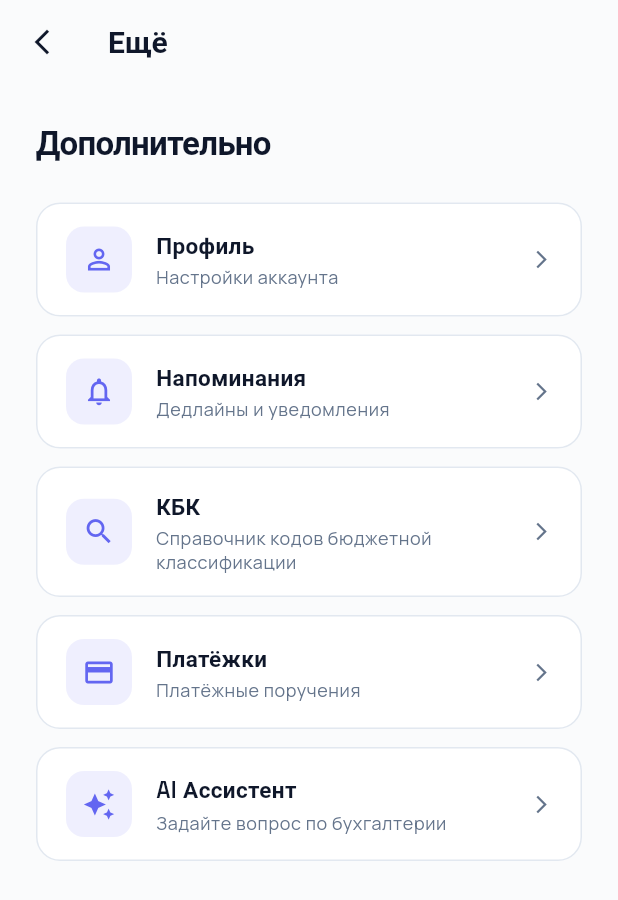
After one commit to Khyy18/Khy18, a Flutter app: the MoreScreen screen opened by its route, on a phone screen of 412 x 824 dp. The commit adds this screen. Shown: the top 900 px of the screen. Run offline on Flutter 3.47's test engine with Material 3 defaults, Android fonts, the phone set to English and light mode, and no system bars; drawn by our look-alikes of flutter_animate; our stand-ins replace connectivity_plus, firebase_core, firebase_messaging, flutter_riverpod, flutter_secure_storage, go_router and 3 more; accounts and stored records are empty; network calls fail.

Commit message:
fix: navigation bugs - add hub screens for tabs, fix route mapping, ensure salary buttons visible

```diff
--- a/mobile_app/lib/main.dart
+++ b/mobile_app/lib/main.dart
@@ -13,6 +13,9 @@ import 'theme/page_transitions.dart';
 
 import 'screens/login_screen.dart';
 import 'screens/dashboard_screen.dart';
+import 'screens/calculations_screen.dart';
+import 'screens/data_screen.dart';
+import 'screens/more_screen.dart';
 import 'screens/salary_screen.dart';
 import 'screens/vacation_screen.dart';
 import 'screens/sick_screen.dart';
@@ -68,6 +71,42 @@ class KindergartenApp extends ConsumerWidget {
         GoRoute(
           path: '/',
           builder: (context, state) => const DashboardScreen(),
+        ),
+        GoRoute(
+          path: '/calculations',
+          pageBuilder: (context, state) => CustomTransitionPage(
+            child: const CalculationsScreen(),
+            transitionDuration: const Duration(milliseconds: 300),
+            transitionsBuilder:
+                (context, animation, secondaryAnimation, child) {
+              return SlideAndFadeTransition(
+                  animation: animation, child: child);
+            },
+          ),
+        ),
+        GoRoute(
+          path: '/data',
+          pageBuilder: (context, state) => CustomTransitionPage(
+            child: const DataScreen(),
+            transitionDuration: const Duration(milliseconds: 300),
+            transitionsBuilder:
+                (context, animation, secondaryAnimation, child) {
+              return SlideAndFadeTransition(
+                  animation: animation, child: child);
+            },
+          ),
+        ),
+        GoRoute(
+          path: '/more',
+          pageBuilder: (context, state) => CustomTransitionPage(
+            child: const MoreScreen(),
+            transitionDuration: const Duration(milliseconds: 300),
+            transitionsBuilder:
+                (context, animation, secondaryAnimation, child) {
+              return SlideAndFadeTransition(
+                  animation: animation, child: child);
+            },
+          ),
         ),
         GoRoute(
           path: '/salary',
--- a/mobile_app/lib/screens/dashboard_screen.dart
+++ b/mobile_app/lib/screens/dashboard_screen.dart
@@ -197,13 +197,13 @@ class _DashboardScreenState extends ConsumerState<DashboardScreen> {
                   case 0:
                     break; // Already on dashboard
                   case 1:
-                    context.go('/salary');
+                    context.go('/calculations');
                     break;
                   case 2:
-                    context.go('/children');
+                    context.go('/data');
                     break;
                   case 3:
-                    context.go('/profile');
+                    context.go('/more');
                     break;
                 }
               },
--- /dev/null
+++ b/mobile_app/lib/screens/more_screen.dart
@@ -0,0 +1,167 @@
+import 'package:flutter/material.dart';
+import 'package:flutter/services.dart';
+import 'package:flutter_animate/flutter_animate.dart';
+import 'package:go_router/go_router.dart';
+import 'package:google_fonts/google_fonts.dart';
+import '../theme/app_colors.dart';
+
+class MoreScreen extends StatelessWidget {
+  const MoreScreen({super.key});
+
+  @override
+  Widget build(BuildContext context) {
+    return PopScope(
+      canPop: false,
+      onPopInvokedWithResult: (didPop, result) {
+        if (!didPop) context.go('/');
+      },
+      child: Scaffold(
+        appBar: AppBar(
+          title: const Text('Ещё'),
+          leading: IconButton(
+            icon: const Icon(Icons.arrow_back_ios_new, size: 20),
+            onPressed: () => context.go('/'),
+          ),
+        ),
+        body: SafeArea(
+          child: Padding(
+            padding: const EdgeInsets.all(24),
+            child: Column(
+              crossAxisAlignment: CrossAxisAlignment.start,
+              children: [
+                Text(
+                  'Дополнительно',
+                  style: GoogleFonts.spaceGrotesk(
+                    fontSize: 22,
+                    fontWeight: FontWeight.w700,
+                    letterSpacing: -0.5,
+                  ),
+                ),
+                const SizedBox(height: 24),
+                _HubCard(
+                  icon: Icons.person_outline,
+                  title: 'Профиль',
+                  subtitle: 'Настройки аккаунта',
+                  onTap: () => context.go('/profile'),
+                  delay: 0,
+                ),
+                const SizedBox(height: 12),
+                _HubCard(
+                  icon: Icons.notifications_outlined,
+                  title: 'Напоминания',
+                  subtitle: 'Дедлайны и уведомления',
+                  onTap: () => context.go('/reminders'),
+                  delay: 100,
+                ),
+                const SizedBox(height: 12),
+                _HubCard(
+                  icon: Icons.search,
+                  title: 'КБК',
+                  subtitle: 'Справочник кодов бюджетной классификации',
+                  onTap: () => context.go('/kbk'),
+                  delay: 200,
+                ),
+                const SizedBox(height: 12),
+                _HubCard(
+                  icon: Icons.payment_outlined,
+                  title: 'Платёжки',
+                  subtitle: 'Платёжные поручения',
+                  onTap: () => context.go('/payment'),
+                  delay: 300,
+                ),
+                const SizedBox(height: 12),
+                _HubCard(
+                  icon: Icons.auto_awesome,
+                  title: 'AI Ассистент',
+                  subtitle: 'Задайте вопрос по бухгалтерии',
+                  onTap: () => context.go('/ai_chat'),
+                  delay: 400,
+                ),
+              ],
+            ),
+          ),
+        ),
+      ),
+    );
+  }
+}
+
+class _HubCard extends StatelessWidget {
+  final IconData icon;
+  final String title;
+  final String subtitle;
+  final VoidCallback onTap;
+  final int delay;
+
+  const _HubCard({
+    required this.icon,
+    required this.title,
+    required this.subtitle,
+    required this.onTap,
+    this.delay = 0,
+  });
+
+  @override
+  Widget build(BuildContext context) {
+    return Card(
+      elevation: 0,
+      shape: RoundedRectangleBorder(
+        borderRadius: BorderRadius.circular(16),
+        side: const BorderSide(color: AppColors.borderLight, width: 1),
+      ),
+      child: InkWell(
+        borderRadius: BorderRadius.circular(16),
+        onTap: () {
+          HapticFeedback.selectionClick();
+          onTap();
+        },
+        child: Padding(
+          padding: const EdgeInsets.symmetric(horizontal: 20, vertical: 16),
+          child: Row(
+            children: [
+              Container(
+                width: 44,
+                height: 44,
+                decoration: BoxDecoration(
+                  color: AppColors.primary.withOpacity(0.1),
+                  borderRadius: BorderRadius.circular(12),
+                ),
+                child: Icon(icon, color: AppColors.primary, size: 22),
+              ),
+              const SizedBox(width: 16),
+              Expanded(
+                child: Column(
+                  crossAxisAlignment: CrossAxisAlignment.start,
+                  children: [
+                    Text(
+                      title,
+                      style: GoogleFonts.spaceGrotesk(
+                        fontSize: 15,
+                        fontWeight: FontWeight.w600,
+                      ),
+                    ),
+                    const SizedBox(height: 2),
+                    Text(
+                      subtitle,
+                      style: Theme.of(context).textTheme.bodySmall?.copyWith(
+                            color: AppColors.neutral,
+                          ),
+                    ),
+                  ],
+                ),
+              ),
+              const Icon(
+                Icons.arrow_forward_ios,
+                size: 14,
+                color: AppColors.neutral,
+              ),
+            ],
+          ),
+        ),
+      ),
+    )
+        .animate()
+        .fadeIn(delay: Duration(milliseconds: delay), duration: 300.ms)
+        .slideX(begin: 0.05, end: 0);
+  }
+}
--- a/mobile_app/lib/widgets/floating_nav_bar.dart
+++ b/mobile_app/lib/widgets/floating_nav_bar.dart
@@ -18,7 +18,7 @@ class FloatingNavBar extends StatelessWidget {
       _NavItem(Icons.home_outlined, Icons.home_rounded, 'Главная'),
       _NavItem(Icons.calculate_outlined, Icons.calculate_rounded, 'Расчёты'),
       _NavItem(Icons.folder_outlined, Icons.folder_rounded, 'Данные'),
-      _NavItem(Icons.person_outline, Icons.person_rounded, 'Профиль'),
+      _NavItem(Icons.more_horiz_outlined, Icons.more_horiz_rounded, 'Ещё'),
     ];
 
     return Container(
```
Also changed, not shown: mobile_app/lib/screens/calculations_screen.dart (added, +158 -0 lines), mobile_app/lib/screens/data_screen.dart (added, +158 -0 lines), mobile_app/lib/screens/salary_screen.dart (+36 -10 lines).
